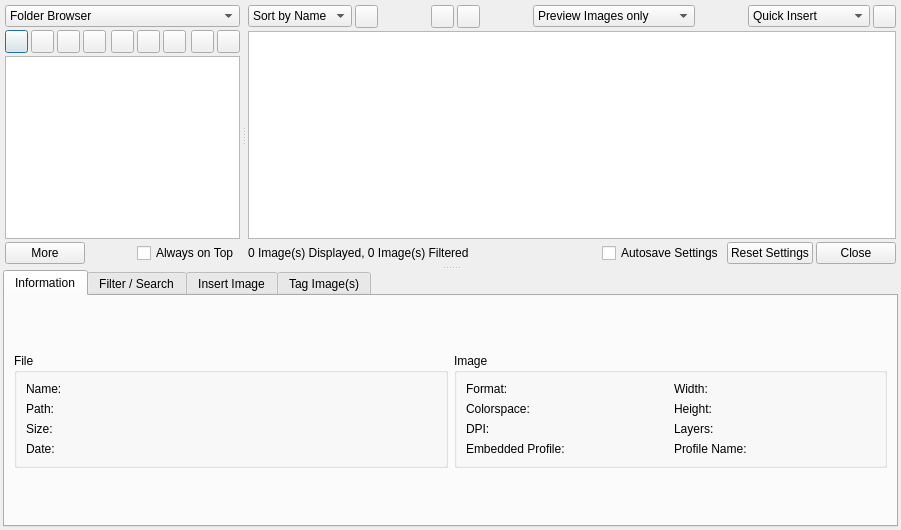
The window that scribus/plugins/picbrowser/picturebrowser.ui (scribusproject/scribus) describes before a commit, drawn with Qt 5.
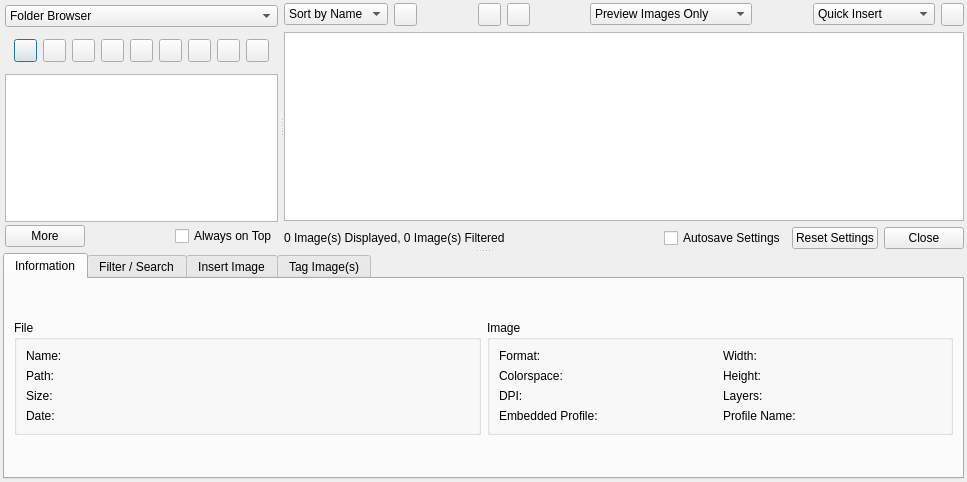
The same window after the commit. The open tabs and pages were chosen to show the change. Custom widgets are drawn as their Qt base class.

Commit message: Fix some layout problems in the picture browser, correct the menu action text

```diff
--- a/scribus/plugins/picbrowser/picturebrowser.ui
+++ b/scribus/plugins/picbrowser/picturebrowser.ui
@@ -1,12 +1,12 @@
 <ui version="4.0" >
  <class>PictureBrowser</class>
- <widget class="QDialog" name="PictureBrowser" >
-  <property name="geometry" >
+ <widget class="QDialog" name="PictureBrowser">
+  <property name="geometry">
    <rect>
     <x>0</x>
     <y>0</y>
-    <width>901</width>
-    <height>530</height>
+    <width>967</width>
+    <height>482</height>
    </rect>
   </property>
   <property name="windowTitle" >
@@ -117,17 +117,11 @@
                  <property name="currentIndex" >
                   <number>0</number>
                  </property>
-                 <widget class="QWidget" name="page_5" >
-                  <layout class="QHBoxLayout" >
-                   <property name="spacing" >
-                    <number>3</number>
-                   </property>
-                   <property name="margin" >
-                    <number>0</number>
-                   </property>
+                 <widget class="QWidget" name="page_5">
+                  <layout class="QHBoxLayout" name="horizontalLayout_2">
                    <item>
-                    <widget class="QPushButton" name="collectionsNewCategoryButton" >
-                     <property name="minimumSize" >
+                    <widget class="QPushButton" name="collectionsNewCategoryButton">
+                     <property name="minimumSize">
                       <size>
                        <width>23</width>
                        <height>23</height>
@@ -148,8 +142,8 @@
                     </widget>
                    </item>
                    <item>
-                    <widget class="QPushButton" name="collectionsNewButton" >
-                     <property name="minimumSize" >
+                    <widget class="QPushButton" name="collectionsNewButton">
+                     <property name="minimumSize">
                       <size>
                        <width>23</width>
                        <height>23</height>
@@ -170,8 +164,8 @@
                     </widget>
                    </item>
                    <item>
-                    <widget class="QPushButton" name="collectionsDeleteButton" >
-                     <property name="minimumSize" >
+                    <widget class="QPushButton" name="collectionsDeleteButton">
+                     <property name="minimumSize">
                       <size>
                        <width>23</width>
                        <height>23</height>
@@ -192,8 +186,8 @@
                     </widget>
                    </item>
                    <item>
-                    <widget class="QPushButton" name="collectionsRenameButton" >
-                     <property name="minimumSize" >
+                    <widget class="QPushButton" name="collectionsRenameButton">
+                     <property name="minimumSize">
                       <size>
                        <width>23</width>
                        <height>23</height>
@@ -227,8 +221,8 @@
                     </spacer>
                    </item>
                    <item>
-                    <widget class="QPushButton" name="collectionsAddImagesButton" >
-                     <property name="minimumSize" >
+                    <widget class="QPushButton" name="collectionsAddImagesButton">
+                     <property name="minimumSize">
                       <size>
                        <width>23</width>
                        <height>23</height>
@@ -249,8 +243,8 @@
                     </widget>
                    </item>
                    <item>
-                    <widget class="QPushButton" name="collectionsRemoveImagesButton" >
-                     <property name="minimumSize" >
+                    <widget class="QPushButton" name="collectionsRemoveImagesButton">
+                     <property name="minimumSize">
                       <size>
                        <width>23</width>
                        <height>23</height>
@@ -271,8 +265,8 @@
                     </widget>
                    </item>
                    <item>
-                    <widget class="QPushButton" name="collectionsTagImagesButton" >
-                     <property name="minimumSize" >
+                    <widget class="QPushButton" name="collectionsTagImagesButton">
+                     <property name="minimumSize">
                       <size>
                        <width>23</width>
                        <height>23</height>
@@ -306,8 +300,8 @@
                     </spacer>
                    </item>
                    <item>
-                    <widget class="QPushButton" name="collectionsImportButton" >
-                     <property name="minimumSize" >
+                    <widget class="QPushButton" name="collectionsImportButton">
+                     <property name="minimumSize">
                       <size>
                        <width>23</width>
                        <height>23</height>
@@ -328,8 +322,8 @@
                     </widget>
                    </item>
                    <item>
-                    <widget class="QPushButton" name="collectionsExportButton" >
-                     <property name="minimumSize" >
+                    <widget class="QPushButton" name="collectionsExportButton">
+                     <property name="minimumSize">
                       <size>
                        <width>23</width>
                        <height>23</height>
@@ -479,10 +473,10 @@
             </widget>
            </item>
            <item>
-            <layout class="QHBoxLayout" >
+            <layout class="QHBoxLayout">
              <item>
-              <widget class="QPushButton" name="moreButton" >
-               <property name="enabled" >
+              <widget class="QPushButton" name="moreButton">
+               <property name="enabled">
                 <bool>true</bool>
                </property>
                <property name="text" >
@@ -510,8 +504,8 @@
               </spacer>
              </item>
              <item>
-              <widget class="QCheckBox" name="alwaysOnTopCheckbox" >
-               <property name="text" >
+              <widget class="QCheckBox" name="alwaysOnTopCheckbox">
+               <property name="text">
                 <string>Always on Top</string>
                </property>
               </widget>
@@ -527,21 +521,12 @@
             <verstretch>0</verstretch>
            </sizepolicy>
           </property>
-          <layout class="QVBoxLayout" >
-           <property name="spacing" >
-            <number>3</number>
-           </property>
-           <property name="margin" >
-            <number>2</number>
-           </property>
+          <layout class="QVBoxLayout" name="verticalLayout">
            <item>
-            <layout class="QHBoxLayout" >
-             <property name="spacing" >
-              <number>3</number>
-             </property>
+            <layout class="QHBoxLayout" name="horizontalLayout">
              <item>
-              <widget class="QComboBox" name="sortCombobox" >
-               <property name="currentIndex" >
+              <widget class="QComboBox" name="sortCombobox">
+               <property name="currentIndex">
                 <number>0</number>
                </property>
                <item>
@@ -567,8 +552,8 @@
               </widget>
              </item>
              <item>
-              <widget class="QPushButton" name="sortOrderButton" >
-               <property name="minimumSize" >
+              <widget class="QPushButton" name="sortOrderButton">
+               <property name="minimumSize">
                 <size>
                  <width>23</width>
                  <height>23</height>
@@ -608,8 +593,8 @@
               </spacer>
              </item>
              <item>
-              <widget class="QPushButton" name="zoomPlusButton" >
-               <property name="minimumSize" >
+              <widget class="QPushButton" name="zoomPlusButton">
+               <property name="minimumSize">
                 <size>
                  <width>23</width>
                  <height>23</height>
@@ -636,8 +621,8 @@
               </widget>
              </item>
              <item>
-              <widget class="QPushButton" name="zoomMinusButton" >
-               <property name="minimumSize" >
+              <widget class="QPushButton" name="zoomMinusButton">
+               <property name="minimumSize">
                 <size>
                  <width>23</width>
                  <height>23</height>
@@ -677,10 +662,10 @@
               </spacer>
              </item>
              <item>
-              <widget class="QComboBox" name="previewModeCombobox" >
+              <widget class="QComboBox" name="previewModeCombobox">
                <item>
-                <property name="text" >
-                 <string>Preview Images only</string>
+                <property name="text">
+                 <string>Preview Images Only</string>
                 </property>
                </item>
                <item>
@@ -704,7 +689,7 @@
               </spacer>
              </item>
              <item>
-              <widget class="QComboBox" name="actionsCombobox" >
+              <widget class="QComboBox" name="actionsCombobox">
                <item>
                 <property name="text" >
                  <string>Quick Insert</string>
@@ -723,8 +708,8 @@
               </widget>
              </item>
              <item>
-              <widget class="QPushButton" name="actionsGoButton" >
-               <property name="minimumSize" >
+              <widget class="QPushButton" name="actionsGoButton">
+               <property name="minimumSize">
                 <size>
                  <width>23</width>
                  <height>23</height>
@@ -756,8 +741,8 @@
             </layout>
            </item>
            <item>
-            <widget class="PictView" name="imageViewArea" >
-             <property name="dragEnabled" >
+            <widget class="PictView" name="imageViewArea">
+             <property name="dragEnabled">
               <bool>true</bool>
              </property>
              <property name="dragDropMode" >
@@ -769,10 +754,10 @@
             </widget>
            </item>
            <item>
-            <layout class="QHBoxLayout" >
+            <layout class="QHBoxLayout">
              <item>
-              <widget class="QLabel" name="statusLabel" >
-               <property name="text" >
+              <widget class="QLabel" name="statusLabel">
+               <property name="text">
                 <string>0 Image(s) Displayed, 0 Image(s) Filtered</string>
                </property>
               </widget>
@@ -791,8 +776,8 @@
               </spacer>
              </item>
              <item>
-              <widget class="QCheckBox" name="saveSettingsCheckbox" >
-               <property name="text" >
+              <widget class="QCheckBox" name="saveSettingsCheckbox">
+               <property name="text">
                 <string>Autosave Settings</string>
                </property>
                <property name="checked" >
@@ -804,15 +789,15 @@
               </widget>
              </item>
              <item>
-              <widget class="QPushButton" name="resetSettingsButton" >
-               <property name="text" >
+              <widget class="QPushButton" name="resetSettingsButton">
+               <property name="text">
                 <string>Reset Settings</string>
                </property>
               </widget>
              </item>
              <item>
-              <widget class="QPushButton" name="closeButton" >
-               <property name="text" >
+              <widget class="QPushButton" name="closeButton">
+               <property name="text">
                 <string>Close</string>
                </property>
               </widget>
@@ -845,11 +830,11 @@
        <attribute name="title" >
         <string>Information</string>
        </attribute>
-       <layout class="QGridLayout" >
-        <item row="0" column="0" >
-         <widget class="QGroupBox" name="groupBox_2" >
-          <property name="sizePolicy" >
-           <sizepolicy vsizetype="Fixed" hsizetype="Preferred" >
+       <layout class="QHBoxLayout" name="horizontalLayout_3">
+        <item>
+         <widget class="QGroupBox" name="groupBox_2">
+          <property name="sizePolicy">
+           <sizepolicy hsizetype="Preferred" vsizetype="Fixed">
             <horstretch>0</horstretch>
             <verstretch>0</verstretch>
            </sizepolicy>
@@ -857,59 +842,59 @@
           <property name="title" >
            <string>File</string>
           </property>
-          <layout class="QGridLayout" >
-           <item row="0" column="0" >
-            <widget class="QLabel" name="label_10" >
-             <property name="text" >
+          <layout class="QGridLayout">
+           <item row="0" column="0">
+            <widget class="QLabel" name="label_10">
+             <property name="text">
               <string>Name:</string>
              </property>
             </widget>
            </item>
-           <item row="0" column="1" >
-            <widget class="QLabel" name="informationFilenameLabel" >
-             <property name="text" >
+           <item row="0" column="1">
+            <widget class="QLabel" name="informationFilenameLabel">
+             <property name="text">
               <string/>
              </property>
             </widget>
            </item>
-           <item row="1" column="0" >
-            <widget class="QLabel" name="label_11" >
-             <property name="text" >
+           <item row="1" column="0">
+            <widget class="QLabel" name="label_11">
+             <property name="text">
               <string>Path:</string>
              </property>
             </widget>
            </item>
-           <item row="1" column="1" >
-            <widget class="QLabel" name="informationFilepathLabel" >
-             <property name="text" >
+           <item row="1" column="1">
+            <widget class="QLabel" name="informationFilepathLabel">
+             <property name="text">
               <string/>
              </property>
             </widget>
            </item>
-           <item row="2" column="0" >
-            <widget class="QLabel" name="label_22" >
-             <property name="text" >
+           <item row="2" column="0">
+            <widget class="QLabel" name="label_22">
+             <property name="text">
               <string>Size:</string>
              </property>
             </widget>
            </item>
-           <item row="2" column="1" >
-            <widget class="QLabel" name="informationFilesizeLabel" >
-             <property name="text" >
+           <item row="2" column="1">
+            <widget class="QLabel" name="informationFilesizeLabel">
+             <property name="text">
               <string/>
              </property>
             </widget>
            </item>
-           <item row="3" column="0" >
-            <widget class="QLabel" name="label_23" >
-             <property name="text" >
+           <item row="3" column="0">
+            <widget class="QLabel" name="label_23">
+             <property name="text">
               <string>Date:</string>
              </property>
             </widget>
            </item>
-           <item row="3" column="1" >
-            <widget class="QLabel" name="informationFiledateLabel" >
-             <property name="text" >
+           <item row="3" column="1">
+            <widget class="QLabel" name="informationFiledateLabel">
+             <property name="text">
               <string/>
              </property>
             </widget>
@@ -917,10 +902,10 @@
           </layout>
          </widget>
         </item>
-        <item row="0" column="1" >
-         <widget class="QGroupBox" name="groupBox" >
-          <property name="sizePolicy" >
-           <sizepolicy vsizetype="Fixed" hsizetype="Preferred" >
+        <item>
+         <widget class="QGroupBox" name="groupBox">
+          <property name="sizePolicy">
+           <sizepolicy hsizetype="Preferred" vsizetype="Fixed">
             <horstretch>0</horstretch>
             <verstretch>0</verstretch>
            </sizepolicy>
@@ -928,115 +913,115 @@
           <property name="title" >
            <string>Image</string>
           </property>
-          <layout class="QGridLayout" >
-           <item row="0" column="0" >
-            <widget class="QLabel" name="label_12" >
-             <property name="text" >
+          <layout class="QGridLayout">
+           <item row="0" column="0">
+            <widget class="QLabel" name="label_12">
+             <property name="text">
               <string>Format:</string>
              </property>
             </widget>
            </item>
-           <item row="0" column="1" >
-            <widget class="QLabel" name="informationFormatLabel" >
-             <property name="text" >
+           <item row="0" column="1">
+            <widget class="QLabel" name="informationFormatLabel">
+             <property name="text">
               <string/>
              </property>
             </widget>
            </item>
-           <item row="0" column="2" >
-            <widget class="QLabel" name="label_3" >
-             <property name="text" >
+           <item row="0" column="2">
+            <widget class="QLabel" name="label_3">
+             <property name="text">
               <string>Width:</string>
              </property>
             </widget>
            </item>
-           <item row="0" column="3" >
-            <widget class="QLabel" name="informationWidthLabel" >
-             <property name="text" >
+           <item row="0" column="3">
+            <widget class="QLabel" name="informationWidthLabel">
+             <property name="text">
               <string/>
              </property>
             </widget>
            </item>
-           <item row="1" column="0" >
-            <widget class="QLabel" name="label_13" >
-             <property name="text" >
+           <item row="1" column="0">
+            <widget class="QLabel" name="label_13">
+             <property name="text">
               <string>Colorspace:</string>
              </property>
             </widget>
            </item>
-           <item row="1" column="1" >
-            <widget class="QLabel" name="informationColorspaceLabel" >
-             <property name="text" >
+           <item row="1" column="1">
+            <widget class="QLabel" name="informationColorspaceLabel">
+             <property name="text">
               <string/>
              </property>
             </widget>
            </item>
-           <item row="1" column="2" >
-            <widget class="QLabel" name="label_4" >
-             <property name="text" >
+           <item row="1" column="2">
+            <widget class="QLabel" name="label_4">
+             <property name="text">
               <string>Height:</string>
              </property>
             </widget>
            </item>
-           <item row="1" column="3" >
-            <widget class="QLabel" name="informationHeightLabel" >
-             <property name="text" >
+           <item row="1" column="3">
+            <widget class="QLabel" name="informationHeightLabel">
+             <property name="text">
               <string/>
              </property>
             </widget>
            </item>
-           <item row="2" column="0" >
-            <widget class="QLabel" name="label_14" >
-             <property name="text" >
+           <item row="2" column="0">
+            <widget class="QLabel" name="label_14">
+             <property name="text">
               <string>DPI:</string>
              </property>
             </widget>
            </item>
-           <item row="2" column="1" >
-            <widget class="QLabel" name="informationDpiLabel" >
-             <property name="text" >
+           <item row="2" column="1">
+            <widget class="QLabel" name="informationDpiLabel">
+             <property name="text">
               <string/>
              </property>
             </widget>
            </item>
-           <item row="2" column="2" >
-            <widget class="QLabel" name="label_5" >
-             <property name="text" >
+           <item row="2" column="2">
+            <widget class="QLabel" name="label_5">
+             <property name="text">
               <string>Layers:</string>
              </property>
             </widget>
            </item>
-           <item row="2" column="3" >
-            <widget class="QLabel" name="informationLayersLabel" >
-             <property name="text" >
+           <item row="2" column="3">
+            <widget class="QLabel" name="informationLayersLabel">
+             <property name="text">
               <string/>
              </property>
             </widget>
            </item>
-           <item row="3" column="0" >
-            <widget class="QLabel" name="label_9" >
-             <property name="text" >
+           <item row="3" column="0">
+            <widget class="QLabel" name="label_9">
+             <property name="text">
               <string>Embedded Profile:</string>
              </property>
             </widget>
            </item>
-           <item row="3" column="1" >
-            <widget class="QLabel" name="informationEmbeddedLabel" >
-             <property name="text" >
+           <item row="3" column="1">
+            <widget class="QLabel" name="informationEmbeddedLabel">
+             <property name="text">
               <string/>
              </property>
             </widget>
            </item>
-           <item row="3" column="2" >
-            <widget class="QLabel" name="label_15" >
-             <property name="text" >
+           <item row="3" column="2">
+            <widget class="QLabel" name="label_15">
+             <property name="text">
               <string>Profile Name:</string>
              </property>
             </widget>
            </item>
-           <item row="3" column="3" >
-            <widget class="QLabel" name="informationProfilenameLabel" >
-             <property name="text" >
+           <item row="3" column="3">
+            <widget class="QLabel" name="informationProfilenameLabel">
+             <property name="text">
               <string/>
              </property>
             </widget>
```
Left out of the diff: 791 changed lines with no effect on the pictures. The commit also changes 1 other file.
